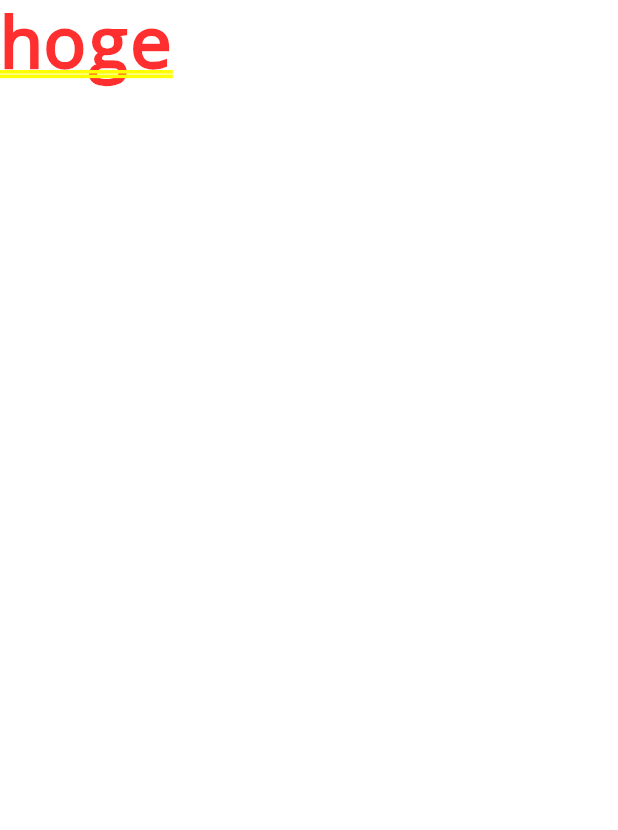
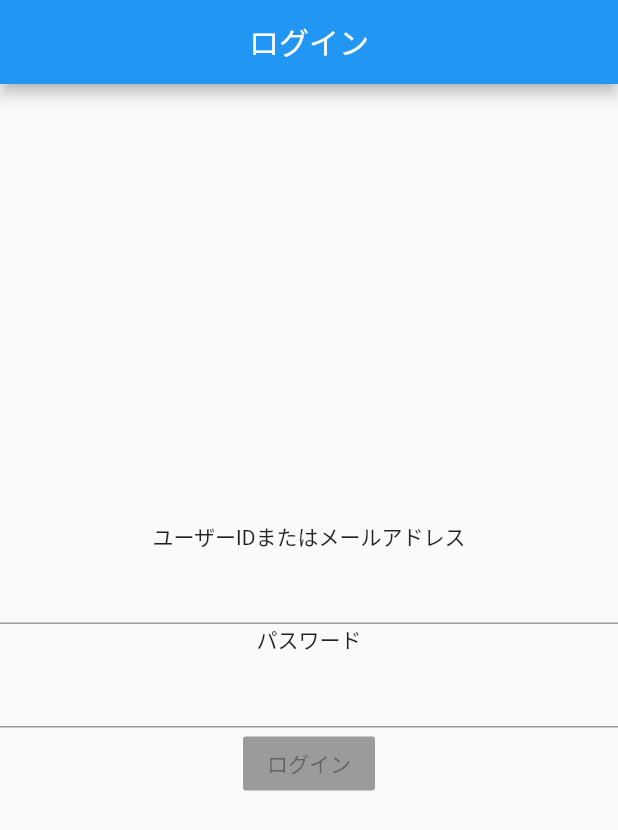
Before and after one commit to sh-ogawa/form_design_patterns, a Flutter app: the screen it shows after launch, on a phone screen of 412 x 824 dp. Shown: the top 830 px of the screen. Run offline on Flutter 3.47's test engine with Material 2 defaults, Android fonts, the phone set to English and light mode, and no system bars; our stand-ins replace get_it, rxdart; missing offline and left inert: simple_logger.

Commit message:
add: ログインフォームざっくり

```diff
--- a/lib/app.dart
+++ b/lib/app.dart
@@ -1,5 +1,7 @@
 import 'package:flutter/material.dart';
 import 'package:form_design_patterns/main.dart';
+import 'package:form_design_patterns/pages/login/main.dart';
+import 'package:form_design_patterns/theme/theme.dart';
 import 'package:form_design_patterns/utils/log/logger.dart';
 
 class MyApp extends StatelessWidget {
@@ -9,20 +11,14 @@ class MyApp extends StatelessWidget {
     locator<Logger>().log('I0100001');
 
     return MaterialApp(
-      title: 'Flutter Demo',
-      theme: ThemeData(
-        // This is the theme of your application.
-        //
-        // Try running your application with "flutter run". You'll see the
-        // application has a blue toolbar. Then, without quitting the app, try
-        // changing the primarySwatch below to Colors.green and then invoke
-        // "hot reload" (press "r" in the console where you ran "flutter run",
-        // or simply save your changes to "hot reload" in a Flutter IDE).
-        // Notice that the counter didn't reset back to zero; the application
-        // is not restarted.
-        primarySwatch: Colors.blue,
-      ),
-      home: Text('hoge'),
+      builder: (context, child) {
+        return Theme(
+          data: AppTheme.theme(context),
+          child: child,
+        );
+      },
+      title: '入力フォームのカタログ',
+      home: LoginMainPage(),
     );
   }
 }
--- /dev/null
+++ b/lib/pages/login/bloc.dart
@@ -0,0 +1,33 @@
+import 'package:rxdart/rxdart.dart';
+import 'validator.dart';
+
+class Bloc extends Object with Validators implements BaseBloc {
+
+  // ユーザーIDの入力
+  final _userIdController = BehaviorSubject<String>();
+  Function(String) get userIdChanged =>
+      _userIdController.sink.add;
+  Stream<String> get userId =>
+      _userIdController.stream.transform(userIdValidator);
+
+  // パスワードの入力
+  final _passwordController = BehaviorSubject<String>();
+  Function(String) get passwordChanged =>
+      _passwordController.sink.add;
+  Stream<String> get password =>
+      _passwordController.stream.transform(passwordValidator);
+
+  /// サブミット可能かのチェック
+  Stream<bool> get submitCheck =>
+      Observable.combineLatest2(userId, password, (String t, String p) => true);
+
+  @override
+  void dispose() {
+    _userIdController?.close();
+    _passwordController?.close();
+  }
+}
+
+abstract class BaseBloc {
+  void dispose();
+}
--- /dev/null
+++ b/lib/pages/login/main.dart
@@ -0,0 +1,91 @@
+import 'package:flutter/material.dart';
+import 'package:form_design_patterns/main.dart';
+import 'package:form_design_patterns/utils/log/logger.dart';
+
+import 'bloc.dart';
+
+class LoginMainPage extends StatelessWidget {
+  final bloc = Bloc();
+
+  // ユーザーIDの登録セクション
+  Widget _buildUserIdSection() {
+    return Container(
+      child: Column(
+        children: <Widget>[
+          Text('ユーザーIDまたはメールアドレス'),
+          StreamBuilder(
+            stream: bloc.userId,
+            builder: (context, snapshot) {
+              locator<Logger>().debug(snapshot.data);
+              return TextField(
+                enabled: true,
+                onChanged: bloc.userIdChanged,
+              );
+            },
+          ),
+        ],
+      ),
+    );
+  }
+
+  // ユーザーIDの登録セクション
+  Widget _buildPasswordSection() {
+    return Container(
+      child: Column(
+        children: <Widget>[
+          Text('パスワード'),
+          StreamBuilder(
+            stream: bloc.password,
+            builder: (context, snapshot) {
+              locator<Logger>().debug(snapshot.data);
+              return TextField(
+                enabled: true,
+                onChanged: bloc.passwordChanged,
+              );
+            },
+          ),
+        ],
+      ),
+    );
+  }
+
+  Widget _buildSubmitButton() {
+    return StreamBuilder<bool>(
+        stream: bloc.submitCheck,
+        builder: (BuildContext context, AsyncSnapshot<bool> snapshot) {
+          var func;
+          if (snapshot.hasData && snapshot.data) {
+            func = () {};
+          }
+
+          return RaisedButton(
+            onPressed: func,
+            child: Text('ログイン'),
+          );
+        });
+  }
+
+
+  @override
+  Widget build(BuildContext context) {
+    locator<Logger>().log('I0200001');
+    return Scaffold(
+      appBar: AppBar(
+        centerTitle: true,
+        title: Text('ログイン'),
+      ),
+      body: Container(
+        alignment: Alignment.center,
+        child: Column(
+          mainAxisAlignment: MainAxisAlignment.center,
+          children: <Widget>[
+            _buildUserIdSection(),
+            _buildPasswordSection(),
+            _buildSubmitButton(),
+          ],
+        ),
+      ),
+    );
+  }
+
+}
--- /dev/null
+++ b/lib/pages/login/validator.dart
@@ -0,0 +1,13 @@
+import 'dart:async';
+
+mixin Validators {
+  var userIdValidator = StreamTransformer<String, String>.fromHandlers(
+      handleData: (input, sink) async {
+        sink.add(input);
+      });
+
+  var passwordValidator = StreamTransformer<String, String>.fromHandlers(
+      handleData: (input, sink) async {
+        sink.add(input);
+      });
+}
--- /dev/null
+++ b/lib/theme/theme.dart
@@ -0,0 +1,22 @@
+import 'package:flutter/material.dart';
+
+class AppTheme {
+  static ThemeData theme(BuildContext context) {
+    var size = MediaQuery.of(context).size;
+    if (size.width <= 600) {
+      return _default();
+    }
+    return _large();
+  }
+
+  static ThemeData _default() {
+    return ThemeData(
+      textTheme: TextTheme()
+    );
+  }
+
+  static ThemeData _large() {
+    return ThemeData();
+  }
+
+}
--- a/lib/utils/log/log_code.dart
+++ b/lib/utils/log/log_code.dart
@@ -1,4 +1,6 @@
 
 const Map logCode = const {
   'I0100001': 'アプリを起動しました。',
+  // ログイン画面
+  'I0200001': 'ログイン画面を表示しました。'
 };
--- a/pubspec.yaml
+++ b/pubspec.yaml
@@ -19,6 +19,7 @@ environment:
 dependencies:
   flutter:
     sdk: flutter
+  rxdart: ^0.22.5
 
   # The following adds the Cupertino Icons font to your application.
   # Use with the CupertinoIcons class for iOS style icons.
```
Also changed, not shown: pubspec.lock, 1 other file.
